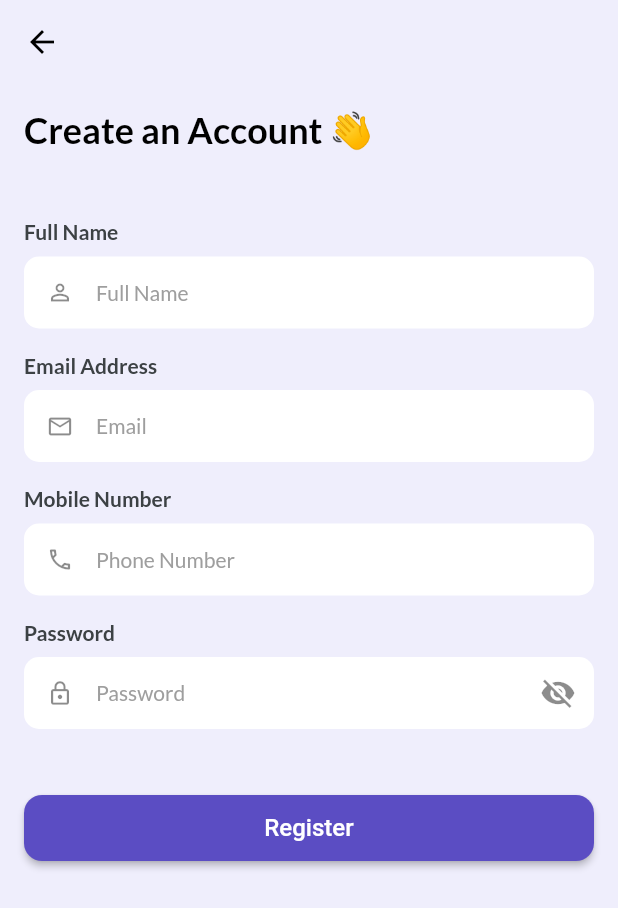
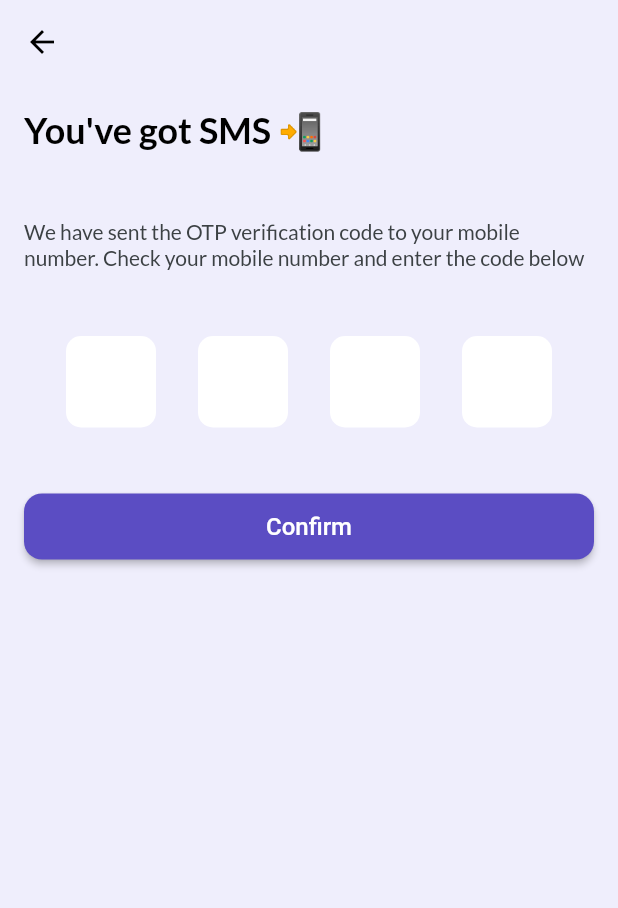
Before and after one commit to Shashank02051997/QuizzieThunder-Flutter, a Flutter app: the SignupPage screen opened by its route, after a tap on "Register", on a phone screen of 412 x 824 dp. Shown: the top 908 px of the screen. Run offline on Flutter 3.47's test engine with Material 2 defaults, Android fonts, the light colour scheme and no system bars; our stand-ins replace dio, get, get_storage, google_fonts, package_info_plus; accounts and stored records are empty.

Commit message:
- Modified Signup screen UI - Added Update Profile screen - Added Verify OTP screen

```diff
--- a/lib/modules/forgot_password/forgot_password_page.dart
+++ b/lib/modules/forgot_password/forgot_password_page.dart
@@ -45,8 +45,8 @@ class ForgotPasswordPage extends StatelessWidget {
                   ),
                   Text(
                     "Enter your email and we will send you a link to reset your password",
-                    style: TextStyle(
-                        fontSize: 14, color: ThemeColor.textSecondary),
+                    style:
+                        TextStyle(fontSize: 14, color: ThemeColor.textPrimary),
                   ),
                   SizedBox(
                     height: 24,
--- a/lib/modules/new_password/new_password_page.dart
+++ b/lib/modules/new_password/new_password_page.dart
@@ -44,8 +44,8 @@ class NewPasswordPage extends StatelessWidget {
                   ),
                   Text(
                     "Your new password must be different from the previous used passwords",
-                    style: TextStyle(
-                        fontSize: 14, color: ThemeColor.textSecondary),
+                    style:
+                        TextStyle(fontSize: 14, color: ThemeColor.textPrimary),
                   ),
                   SizedBox(
                     height: 24,
--- a/lib/modules/signup/signup_controller.dart
+++ b/lib/modules/signup/signup_controller.dart
@@ -5,7 +5,8 @@ class SignupController extends GetxController {
   final GlobalKey<FormState> signupFormKey =
       GlobalKey<FormState>(debugLabel: '__signupFormKey__');
 
-  final fullNameController = TextEditingController();
+  final firstNameController = TextEditingController();
+  final lastNameController = TextEditingController();
   final emailController = TextEditingController();
   final mobileController = TextEditingController();
   final passwordController = TextEditingController();
--- a/lib/modules/signup/signup_page.dart
+++ b/lib/modules/signup/signup_page.dart
@@ -52,7 +52,7 @@ class SignupPage extends StatelessWidget {
                               crossAxisAlignment: CrossAxisAlignment.start,
                               children: [
                                 Text(
-                                  "Full Name",
+                                  "First Name",
                                   style: TextStyle(
                                       fontSize: 14,
                                       color: ThemeColor.textPrimary,
@@ -63,7 +63,7 @@ class SignupPage extends StatelessWidget {
                                 ),
                                 TextFormField(
                                   controller:
-                                      signupController.fullNameController,
+                                      signupController.firstNameController,
                                   keyboardType: TextInputType.text,
                                   style: TextStyle(
                                       color: ThemeColor.black, fontSize: 14),
@@ -75,7 +75,53 @@ class SignupPage extends StatelessWidget {
                                     contentPadding: EdgeInsets.all(12),
                                     floatingLabelBehavior:
                                         FloatingLabelBehavior.never,
-                                    hintText: "Full Name",
+                                    hintText: "First Name",
+                                    hintStyle: TextStyle(
+                                        fontSize: 14,
+                                        color: ThemeColor.grey_500),
+                                    border: OutlineInputBorder(
+                                        borderRadius:
+                                            BorderRadius.circular(10)),
+                                    enabledBorder: OutlineInputBorder(
+                                        borderSide: BorderSide(
+                                            color: Colors.transparent),
+                                        borderRadius:
+                                            BorderRadius.circular(10)),
+                                    filled: true,
+                                    fillColor: ThemeColor.white,
+                                  ),
+                                  textInputAction: TextInputAction.next,
+                                  autovalidateMode:
+                                      AutovalidateMode.onUserInteraction,
+                                ),
+                                SizedBox(
+                                  height: 16,
+                                ),
+                                Text(
+                                  "Last Name",
+                                  style: TextStyle(
+                                      fontSize: 14,
+                                      color: ThemeColor.textPrimary,
+                                      fontWeight: FontWeight.bold),
+                                ),
+                                SizedBox(
+                                  height: 8,
+                                ),
+                                TextFormField(
+                                  controller:
+                                      signupController.lastNameController,
+                                  keyboardType: TextInputType.text,
+                                  style: TextStyle(
+                                      color: ThemeColor.black, fontSize: 14),
+                                  decoration: InputDecoration(
+                                    prefixIcon: Icon(
+                                      Icons.person_outline,
+                                      size: 18,
+                                    ),
+                                    contentPadding: EdgeInsets.all(12),
+                                    floatingLabelBehavior:
+                                        FloatingLabelBehavior.never,
+                                    hintText: "Last Name",
                                     hintStyle: TextStyle(
                                         fontSize: 14,
                                         color: ThemeColor.grey_500),
@@ -259,7 +305,7 @@ class SignupPage extends StatelessWidget {
                           height: 44,
                           child: ElevatedButton(
                             onPressed: () {
-                              //Get.toNamed(AppRoutes.signInPage);
+                              Get.toNamed(AppRoutes.verifyOtpPage);
                             },
                             child: Text("Register"),
                             style: TextButton.styleFrom(
--- /dev/null
+++ b/lib/modules/update_profile/update_profile_binding.dart
@@ -0,0 +1,10 @@
+import 'package:get/get.dart';
+
+import 'update_profile_controller.dart';
+
+class UpdateProfileBinding extends Bindings {
+  @override
+  void dependencies() {
+    Get.lazyPut(() => UpdateProfileController());
+  }
+}
--- /dev/null
+++ b/lib/modules/verify_otp/verify_otp_binding.dart
@@ -0,0 +1,10 @@
+import 'package:get/get.dart';
+
+import 'verify_otp_controller.dart';
+
+class VerifyOtpBinding extends Bindings {
+  @override
+  void dependencies() {
+    Get.lazyPut(() => VerifyOtpController());
+  }
+}
--- /dev/null
+++ b/lib/modules/verify_otp/verify_otp_controller.dart
@@ -0,0 +1,15 @@
+import 'package:flutter/material.dart';
+import 'package:get/get.dart';
+
+class VerifyOtpController extends GetxController {
+  final firstOtpDigitController = TextEditingController();
+  final secondOtpDigitController = TextEditingController();
+  final thirdOtpDigitController = TextEditingController();
+  final fourthOtpDigitController = TextEditingController();
+
+  final firstFocusNode = FocusNode();
+  final secondFocusNode = FocusNode();
+  final thirdFocusNode = FocusNode();
+  final fourthFocusNode = FocusNode();
+  var isLoading = false.obs;
+}
--- /dev/null
+++ b/lib/modules/verify_otp/verify_otp_page.dart
@@ -0,0 +1,132 @@
+import 'package:flutter/material.dart';
+import 'package:get/get.dart';
+
+import '../../routes/app_routes.dart';
+import '../../theme/colors_theme.dart';
+import 'verify_otp_controller.dart';
+
+class VerifyOtpPage extends StatelessWidget {
+  const VerifyOtpPage({Key? key}) : super(key: key);
+
+  @override
+  Widget build(BuildContext context) {
+    VerifyOtpController verifyOtpController = Get.find<VerifyOtpController>();
+    return Scaffold(
+        appBar: AppBar(
+          leading: IconButton(
+              onPressed: () {
+                Get.back();
+              },
+              icon: const Icon(
+                Icons.arrow_back,
+                color: ThemeColor.black,
+              )),
+          backgroundColor: Colors.transparent,
+          centerTitle: false,
+          elevation: 0,
+        ),
+        backgroundColor: ThemeColor.lighterPrimary,
+        body: Obx(() => verifyOtpController.isLoading.value
+            ? const Center(child: CircularProgressIndicator())
+            : SingleChildScrollView(
+                child: Padding(
+                    padding: const EdgeInsets.all(16.0),
+                    child: Column(
+                        mainAxisAlignment: MainAxisAlignment.start,
+                        crossAxisAlignment: CrossAxisAlignment.start,
+                        children: [
+                          Text(
+                            "You've got SMS 📲",
+                            style: TextStyle(
+                                fontSize: 24,
+                                color: ThemeColor.black,
+                                fontWeight: FontWeight.bold),
+                          ),
+                          SizedBox(
+                            height: 44,
+                          ),
+                          Text(
+                            "We have sent the OTP verification code to your mobile number. Check your mobile number and enter the code below",
+                            style: TextStyle(
+                                fontSize: 14, color: ThemeColor.textPrimary),
+                          ),
+                          SizedBox(
+                            height: 44,
+                          ),
+                          Row(
+                              mainAxisAlignment: MainAxisAlignment.spaceEvenly,
+                              children: [
+                                otpInputField(
+                                    verifyOtpController.firstOtpDigitController,
+                                    verifyOtpController.firstFocusNode),
+                                otpInputField(
+                                    verifyOtpController
+                                        .secondOtpDigitController,
+                                    verifyOtpController.secondFocusNode),
+                                otpInputField(
+                                    verifyOtpController.thirdOtpDigitController,
+                                    verifyOtpController.thirdFocusNode),
+                                otpInputField(
+                                    verifyOtpController
+                                        .fourthOtpDigitController,
+                                    verifyOtpController.fourthFocusNode),
+                              ]),
+                          SizedBox(
+                            height: 44,
+                          ),
+                          SizedBox(
+                              width: double.infinity,
+                              height: 44,
+                              child: ElevatedButton(
+                                onPressed: () {
+                                  Get.toNamed(AppRoutes.signInPage);
+                                },
+                                child: Text("Confirm"),
+                                style: TextButton.styleFrom(
+                                  textStyle: TextStyle(
+                                      fontSize: 16,
+                                      fontWeight: FontWeight.w500),
+                                  shape: RoundedRectangleBorder(
+                                      borderRadius: BorderRadius.circular(12)),
+                                  backgroundColor: ThemeColor.primaryDark,
+                                ),
+                              )),
+                        ])))));
+  }
+
+  Container otpInputField(
+      TextEditingController controller, FocusNode focusNode) {
+    return Container(
+      width: 60,
+      child: TextFormField(
+        controller: controller,
+        focusNode: focusNode,
+        keyboardType: TextInputType.number,
+        style: TextStyle(
+            color: ThemeColor.black, fontSize: 24, fontWeight: FontWeight.bold),
+        maxLength: 1,
+        maxLines: 1,
+        textAlign: TextAlign.center,
+        onChanged: (value) {
+          if (value.isNotEmpty) {
+            focusNode
+                .nextFocus(); // Move focus to the next field when a digit is entered
+          }
+        },
+        decoration: InputDecoration(
+          counterText: '',
+          contentPadding: EdgeInsets.symmetric(horizontal: 4, vertical: 16),
+          floatingLabelBehavior: FloatingLabelBehavior.never,
+          border: OutlineInputBorder(borderRadius: BorderRadius.circular(10)),
+          enabledBorder: OutlineInputBorder(
+              borderSide: BorderSide(color: Colors.transparent),
+              borderRadius: BorderRadius.circular(10)),
+          filled: true,
+          fillColor: ThemeColor.white,
+        ),
+        textInputAction: TextInputAction.next,
+        autovalidateMode: AutovalidateMode.onUserInteraction,
+      ),
+    );
+  }
+}
--- a/lib/routes/app_pages.dart
+++ b/lib/routes/app_pages.dart
@@ -16,6 +16,10 @@ import '../modules/signup/signup_binding.dart';
 import '../modules/signup/signup_page.dart';
 import '../modules/splash/splash_binding.dart';
 import '../modules/splash/splash_page.dart';
+import '../modules/update_profile/update_profile_binding.dart';
+import '../modules/update_profile/update_profile_page.dart';
+import '../modules/verify_otp/verify_otp_binding.dart';
+import '../modules/verify_otp/verify_otp_page.dart';
 import '../modules/welcome/welcome_binding.dart';
 import '../modules/welcome/welcome_page.dart';
 import 'app_routes.dart';
@@ -53,6 +57,11 @@ class AppPages {
       binding: SignupBinding(),
     ),
     GetPage(
+      name: AppRoutes.verifyOtpPage,
+      page: () => VerifyOtpPage(),
+      binding: VerifyOtpBinding(),
+    ),
+    GetPage(
       name: AppRoutes.dashboardPage,
       page: () => DashboardPage(),
       binding: DashboardBinding(),
@@ -67,5 +76,10 @@ class AppPages {
       page: () => QuizzesPage(),
       binding: QuizzesBinding(),
     ),
+    GetPage(
+      name: AppRoutes.updateProfilePage,
+      page: () => UpdateProfilePage(),
+      binding: UpdateProfileBinding(),
+    ),
   ];
 }
--- a/lib/routes/app_routes.dart
+++ b/lib/routes/app_routes.dart
@@ -10,4 +10,5 @@ class AppRoutes {
   static const dashboardPage = '/dashboardPage';
   static const settingsPage = '/settingsPage';
   static const quizzesPage = '/quizzesPage';
+  static const updateProfilePage = '/updateProfilePage';
 }
```
Also changed, not shown: lib/modules/settings/settings_page.dart (+15 -10 lines), lib/modules/update_profile/update_profile_controller.dart (added, +13 -0 lines), lib/modules/update_profile/update_profile_page.dart (added, +241 -0 lines).
